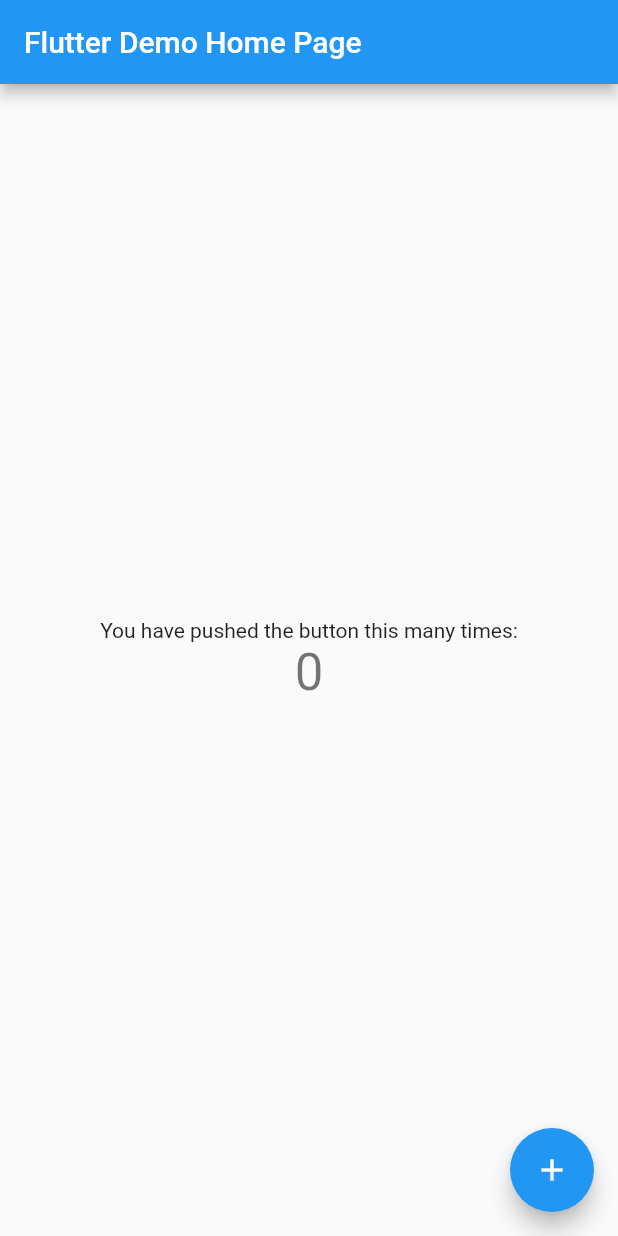
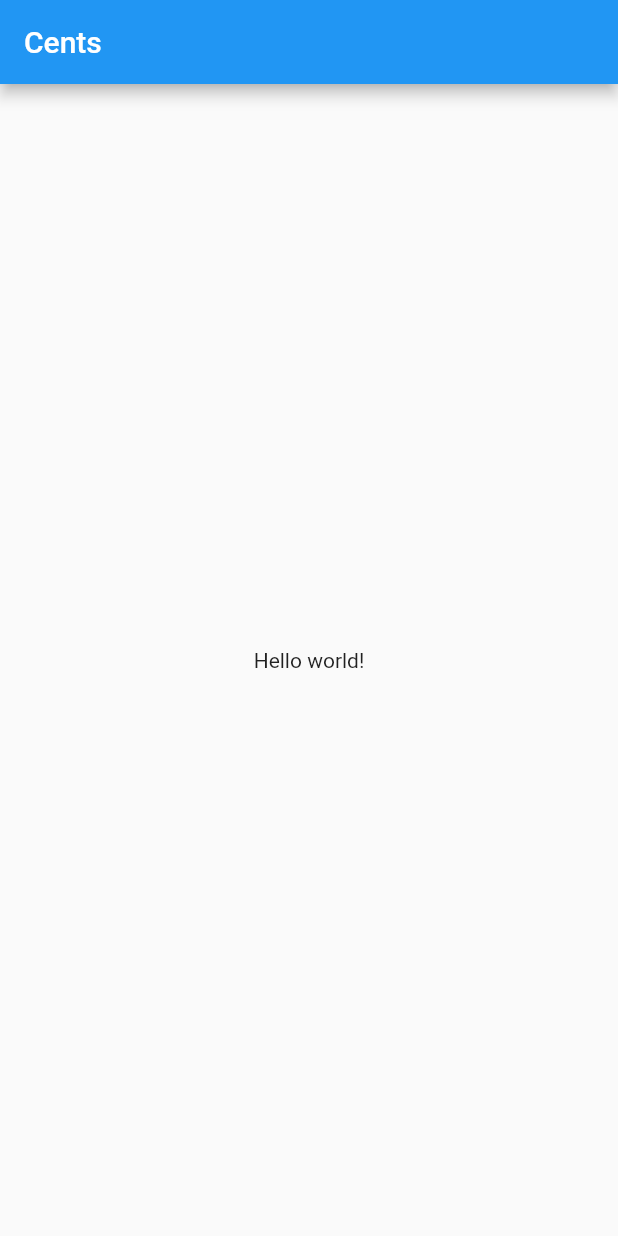
Before and after one commit to jaan-c/cents, a Flutter app: the screen it shows after launch, on a phone screen of 412 x 824 dp. Run offline on Flutter 3.47's test engine with Material 2 defaults, Android fonts, the phone set to English and light mode, and no system bars.

Commit message:
Clean up generated code.

```diff
--- a/lib/main.dart
+++ b/lib/main.dart
@@ -1,113 +1,17 @@
 import 'package:flutter/material.dart';
 
 void main() {
-  runApp(MyApp());
+  runApp(App());
 }
 
-class MyApp extends StatelessWidget {
-  // This widget is the root of your application.
+class App extends StatelessWidget {
   @override
   Widget build(BuildContext context) {
     return MaterialApp(
-      title: 'Flutter Demo',
-      theme: ThemeData(
-        // This is the theme of your application.
-        //
-        // Try running your application with "flutter run". You'll see the
-        // application has a blue toolbar. Then, without quitting the app, try
-        // changing the primarySwatch below to Colors.green and then invoke
-        // "hot reload" (press "r" in the console where you ran "flutter run",
-        // or simply save your changes to "hot reload" in a Flutter IDE).
-        // Notice that the counter didn't reset back to zero; the application
-        // is not restarted.
-        primarySwatch: Colors.blue,
-      ),
-      home: MyHomePage(title: 'Flutter Demo Home Page'),
+      title: 'Cents',
+      home: Scaffold(
+          appBar: AppBar(title: Text("Cents")),
+          body: Center(child: Text("Hello world!"))),
     );
   }
 }
-
-class MyHomePage extends StatefulWidget {
-  MyHomePage({Key? key, this.title}) : super(key: key);
-
-  // This widget is the home page of your application. It is stateful, meaning
-  // that it has a State object (defined below) that contains fields that affect
-  // how it looks.
-
-  // This class is the configuration for the state. It holds the values (in this
-  // case the title) provided by the parent (in this case the App widget) and
-  // used by the build method of the State. Fields in a Widget subclass are
-  // always marked "final".
-
-  final String? title;
-
-  @override
-  _MyHomePageState createState() => _MyHomePageState();
-}
-
-class _MyHomePageState extends State<MyHomePage> {
-  int _counter = 0;
-
-  void _incrementCounter() {
-    setState(() {
-      // This call to setState tells the Flutter framework that something has
-      // changed in this State, which causes it to rerun the build method below
-      // so that the display can reflect the updated values. If we changed
-      // _counter without calling setState(), then the build method would not be
-      // called again, and so nothing would appear to happen.
-      _counter++;
-    });
-  }
-
-  @override
-  Widget build(BuildContext context) {
-    // This method is rerun every time setState is called, for instance as done
-    // by the _incrementCounter method above.
-    //
-    // The Flutter framework has been optimized to make rerunning build methods
-    // fast, so that you can just rebuild anything that needs updating rather
-    // than having to individually change instances of widgets.
-    return Scaffold(
-      appBar: AppBar(
-        // Here we take the value from the MyHomePage object that was created by
-        // the App.build method, and use it to set our appbar title.
-        title: Text(widget.title!),
-      ),
-      body: Center(
-        // Center is a layout widget. It takes a single child and positions it
-        // in the middle of the parent.
-        child: Column(
-          // Column is also a layout widget. It takes a list of children and
-          // arranges them vertically. By default, it sizes itself to fit its
-          // children horizontally, and tries to be as tall as its parent.
-          //
-          // Invoke "debug painting" (press "p" in the console, choose the
-          // "Toggle Debug Paint" action from the Flutter Inspector in Android
-          // Studio, or the "Toggle Debug Paint" command in Visual Studio Code)
-          // to see the wireframe for each widget.
-          //
-          // Column has various properties to control how it sizes itself and
-          // how it positions its children. Here we use mainAxisAlignment to
-          // center the children vertically; the main axis here is the vertical
-          // axis because Columns are vertical (the cross axis would be
-          // horizontal).
-          mainAxisAlignment: MainAxisAlignment.center,
-          children: <Widget>[
-            Text(
-              'You have pushed the button this many times:',
-            ),
-            Text(
-              '$_counter',
-              style: Theme.of(context).textTheme.headline4,
-            ),
-          ],
-        ),
-      ),
-      floatingActionButton: FloatingActionButton(
-        onPressed: _incrementCounter,
-        tooltip: 'Increment',
-        child: Icon(Icons.add),
-      ), // This trailing comma makes auto-formatting nicer for build methods.
-    );
-  }
-}
```
Also changed, not shown: 1 other file.
